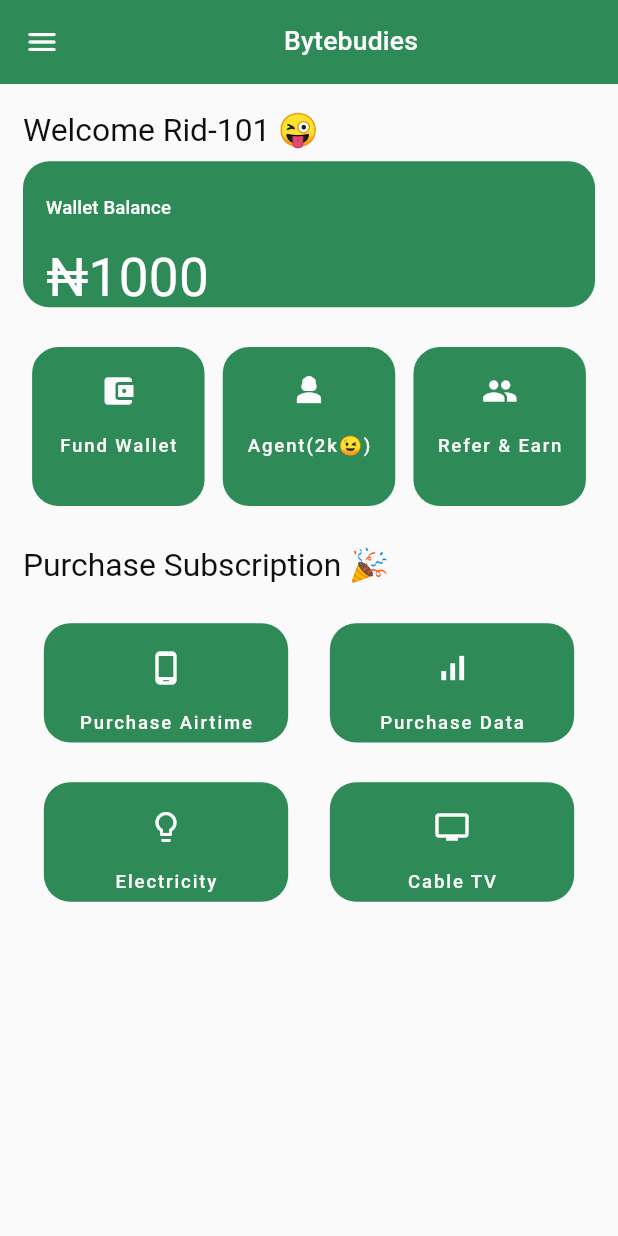
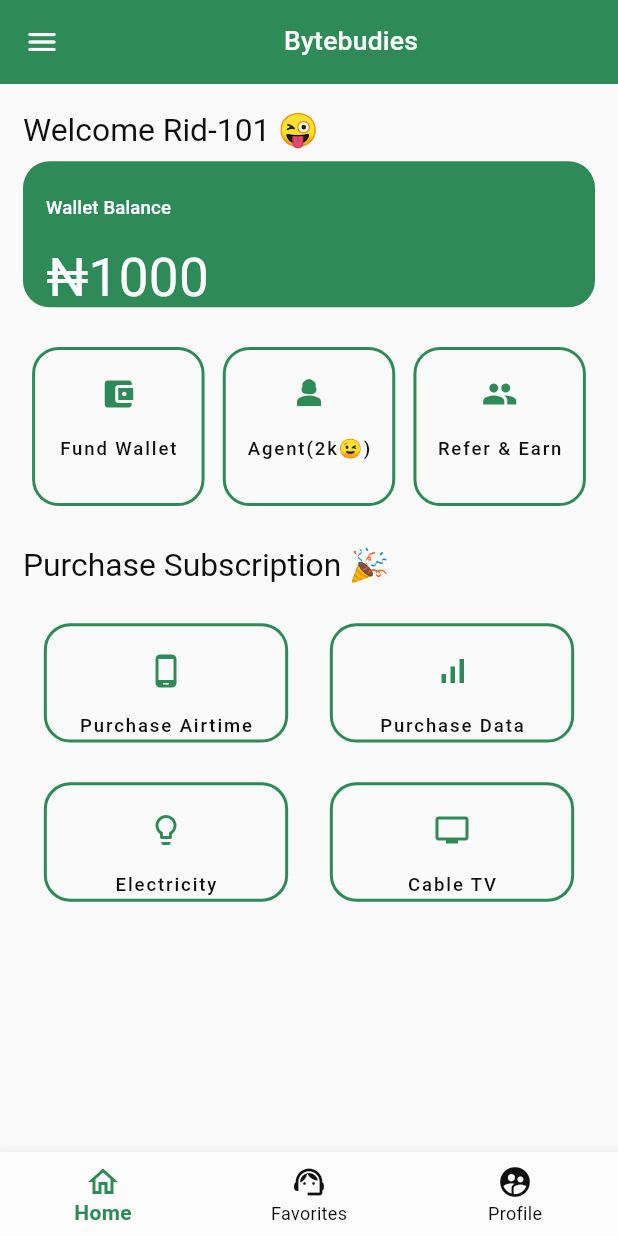
Before and after one commit to ridwan-101/bytebuddies, a Flutter app: the screen it shows after launch, on a phone screen of 412 x 824 dp. Run offline on Flutter 3.47's test engine with Material 2 defaults, Android fonts, the phone set to English and light mode, and no system bars; our stand-ins replace flutter_screenutil.

Commit message:
color ui changed

```diff
--- a/lib/ui/views/home/home_view.dart
+++ b/lib/ui/views/home/home_view.dart
@@ -107,6 +107,35 @@ class _HomeViewState extends State<HomeView> {
           const DataPurchaseUi(),
         ],
       )),
+      bottomNavigationBar: BottomNavigationBar(
+        backgroundColor: AppColors.white,
+        unselectedItemColor: AppColors.black,
+        selectedItemColor: AppColors.seaGreen,
+        selectedLabelStyle: const TextStyle(
+          fontSize: 14.0,
+          fontWeight: FontWeight.bold,
+        ),
+        items: const [
+          BottomNavigationBarItem(
+            icon: Icon(
+              Icons.home_outlined,
+            ),
+            label: 'Home',
+          ),
+          BottomNavigationBarItem(
+            icon: Icon(
+              Icons.support_agent,
+            ),
+            label: 'Favorites',
+          ),
+          BottomNavigationBarItem(
+            icon: Icon(
+              Icons.supervised_user_circle_sharp,
+            ),
+            label: 'Profile',
+          ),
+        ],
+      ),
     );
   }
 }
--- a/lib/ui/views/home/widget/data_purchase.dart
+++ b/lib/ui/views/home/widget/data_purchase.dart
@@ -26,22 +26,25 @@ class _DataPurchaseUiState extends State<DataPurchaseUi> {
                 height: 90.h,
                 width: 170.w,
                 decoration: BoxDecoration(
-                  color: AppColors.seaGreen,
                   borderRadius: BorderRadius.circular(20.r),
+                  border: Border.all(
+                    color: AppColors.seaGreen,
+                    width: 2.0,
+                  ),
                 ),
                 child: Center(
                   child: Column(
                     children: [
                       SizedBox(height: 20.h),
-                      Icon(
+                      const Icon(
                         Icons.phone_android_outlined,
-                        color: AppColors.white,
+                        color: AppColors.seaGreen,
                       ),
                       SizedBox(height: 20.h),
                       Text(
                         "Purchase Airtime",
                         style: theme.textTheme.labelLarge?.copyWith(
-                          color: AppColors.white,
+                          color: AppColors.black,
                         ),
                       ),
                     ],
@@ -57,22 +60,25 @@ class _DataPurchaseUiState extends State<DataPurchaseUi> {
                 height: 90.h,
                 width: 170.w,
                 decoration: BoxDecoration(
-                  color: AppColors.seaGreen,
                   borderRadius: BorderRadius.circular(20.r),
+                  border: Border.all(
+                    color: AppColors.seaGreen,
+                    width: 2.0,
+                  ),
                 ),
                 child: Center(
                   child: Column(
                     children: [
                       SizedBox(height: 20.h),
-                      Icon(
+                      const Icon(
                         Icons.signal_cellular_alt,
-                        color: AppColors.white,
+                        color: AppColors.seaGreen,
                       ),
                       SizedBox(height: 20.h),
                       Text(
                         "Purchase Data",
                         style: theme.textTheme.labelLarge?.copyWith(
-                          color: AppColors.white,
+                          color: AppColors.black,
                         ),
                       ),
                     ],
@@ -94,22 +100,25 @@ class _DataPurchaseUiState extends State<DataPurchaseUi> {
                 height: 90.h,
                 width: 170.w,
                 decoration: BoxDecoration(
-                  color: AppColors.seaGreen,
                   borderRadius: BorderRadius.circular(20.r),
+                  border: Border.all(
+                    color: AppColors.seaGreen,
+                    width: 2.0,
+                  ),
                 ),
                 child: Center(
                   child: Column(
                     children: [
                       SizedBox(height: 20.h),
-                      Icon(
+                      const Icon(
                         Icons.lightbulb_outline_rounded,
-                        color: AppColors.white,
+                        color: AppColors.seaGreen,
                       ),
                       SizedBox(height: 20.h),
                       Text(
                         "Electricity",
                         style: theme.textTheme.labelLarge?.copyWith(
-                          color: AppColors.white,
+                          color: AppColors.black,
                         ),
                       ),
                     ],
@@ -125,22 +134,25 @@ class _DataPurchaseUiState extends State<DataPurchaseUi> {
                 height: 90.h,
                 width: 170.w,
                 decoration: BoxDecoration(
-                  color: AppColors.seaGreen,
                   borderRadius: BorderRadius.circular(20.r),
+                  border: Border.all(
+                    color: AppColors.seaGreen,
+                    width: 2.0,
+                  ),
                 ),
                 child: Center(
                   child: Column(
                     children: [
                       SizedBox(height: 20.h),
-                      Icon(
+                      const Icon(
                         Icons.tv,
-                        color: AppColors.white,
+                        color: AppColors.seaGreen,
                       ),
                       SizedBox(height: 20.h),
                       Text(
                         "Cable TV",
                         style: theme.textTheme.labelLarge?.copyWith(
-                          color: AppColors.white,
+                          color: AppColors.black,
                         ),
                       ),
                     ],
--- a/lib/ui/views/home/widget/services_renderd.dart
+++ b/lib/ui/views/home/widget/services_renderd.dart
@@ -26,22 +26,25 @@ class _ServicesRenderdState extends State<ServicesRenderd> {
                 height: 120.h,
                 width: 120.w,
                 decoration: BoxDecoration(
-                  color: AppColors.seaGreen,
                   borderRadius: BorderRadius.circular(20.r),
+                  border: Border.all(
+                    color: AppColors.seaGreen,
+                    width: 2.0,
+                  ),
                 ),
                 child: Center(
                   child: Column(
                     children: [
                       SizedBox(height: 20.h),
-                      Icon(
+                      const Icon(
                         Icons.account_balance_wallet,
-                        color: AppColors.white,
+                        color: AppColors.seaGreen,
                       ),
                       SizedBox(height: 20.h),
                       Text(
                         "Fund Wallet",
                         style: theme.textTheme.labelLarge?.copyWith(
-                          color: AppColors.white,
+                          color: AppColors.black,
                         ),
                       ),
                     ],
@@ -57,22 +60,25 @@ class _ServicesRenderdState extends State<ServicesRenderd> {
                 height: 120.h,
                 width: 120.w,
                 decoration: BoxDecoration(
-                  color: AppColors.seaGreen,
                   borderRadius: BorderRadius.circular(20.r),
+                  border: Border.all(
+                    color: AppColors.seaGreen,
+                    width: 2.0,
+                  ),
                 ),
                 child: Center(
                   child: Column(
                     children: [
                       SizedBox(height: 20.h),
-                      Icon(
+                      const Icon(
                         Icons.person_3_sharp,
-                        color: AppColors.white,
+                        color: AppColors.seaGreen,
                       ),
                       SizedBox(height: 20.h),
                       Text(
                         "Agent(2k😉)",
                         style: theme.textTheme.labelLarge?.copyWith(
-                          color: AppColors.white,
+                          color: AppColors.black,
                         ),
                       ),
                     ],
@@ -88,22 +94,25 @@ class _ServicesRenderdState extends State<ServicesRenderd> {
                 height: 120.h,
                 width: 120.w,
                 decoration: BoxDecoration(
-                  color: AppColors.seaGreen,
                   borderRadius: BorderRadius.circular(20.r),
+                  border: Border.all(
+                    color: AppColors.seaGreen,
+                    width: 2.0,
+                  ),
                 ),
                 child: Center(
                   child: Column(
                     children: [
                       SizedBox(height: 20.h),
-                      Icon(
+                      const Icon(
                         Icons.people,
-                        color: AppColors.white,
+                        color: AppColors.seaGreen,
                       ),
                       SizedBox(height: 20.h),
                       Text(
                         "Refer & Earn",
                         style: theme.textTheme.labelLarge?.copyWith(
-                          color: AppColors.white,
+                          color: AppColors.black,
                         ),
                       ),
                     ],
```
Also changed, not shown: lib/ui/views/bottom_navigator/bottom_navigator_view.dart (+68 -44 lines), lib/ui/views/bottom_navigator/indexview.dart (deleted).
